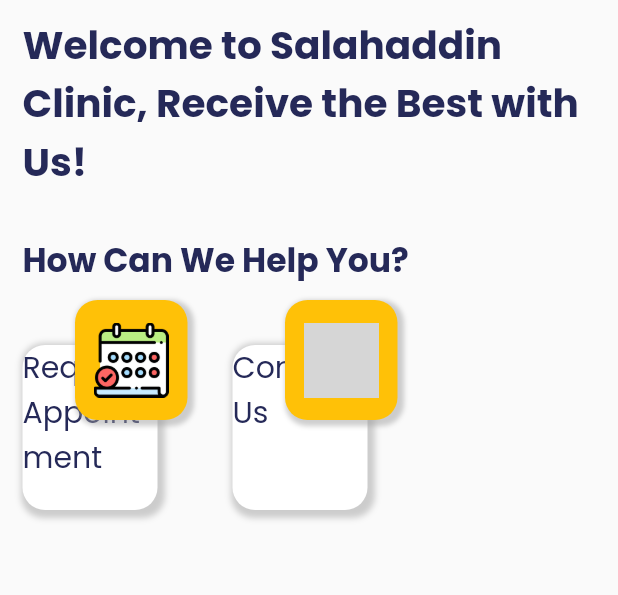
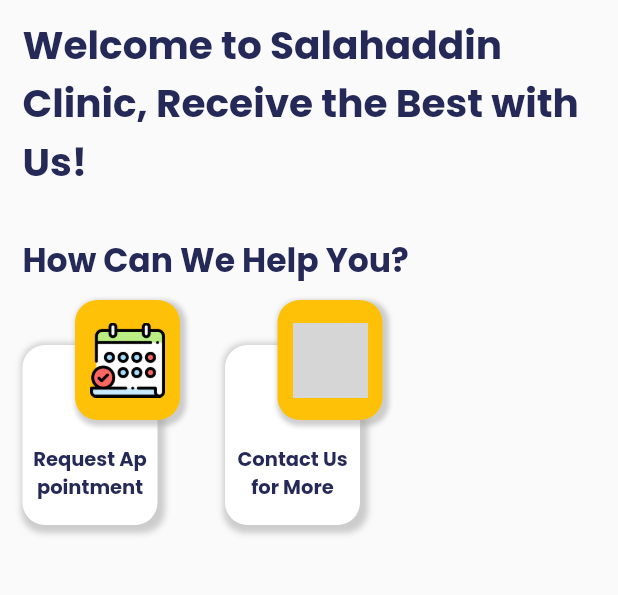
Before and after one commit to CaptainLala/clinic_reservation_app, a Flutter app: the HomeScreen screen opened by its route, on a phone screen of 412 x 824 dp, the part 84-679 px from its top. Run offline on Flutter 3.47's test engine with Material 2 defaults, Android fonts, the phone set to English and light mode, and no system bars; our stand-ins replace auto_size_text; grey boxes are pictures that could not be loaded.

Commit message:
Homepage fix

```diff
--- a/lib/screens/home_screen.dart
+++ b/lib/screens/home_screen.dart
@@ -54,7 +54,7 @@ class HomeScreen extends StatelessWidget {
                 width: 30,
               ),
               ImageContainer(
-                label: 'Contact Us',
+                label: 'Contact Us for More',
                 image: 'assets/images/contact.png',
               ),
             ],
--- a/lib/widgets/image_container.dart
+++ b/lib/widgets/image_container.dart
@@ -11,15 +11,16 @@ class ImageContainer extends StatelessWidget {
     return InkWell(
       onTap: () {},
       child: SizedBox(
-        height: 140,
-        width: 110,
+        height: 150,
+        width: 105,
         child: Stack(
           children: [
             Positioned(
               top: 30,
               child: Container(
+                padding: const EdgeInsets.all(5),
                 width: 90,
-                height: 110,
+                height: 120,
                 decoration: BoxDecoration(
                   color: Colors.white,
                   borderRadius: BorderRadius.circular(15),
@@ -32,13 +33,30 @@ class ImageContainer extends StatelessWidget {
                     ),
                   ],
                 ),
-                child: Text(label),
+                child: Center(
+                  child: Column(
+                    mainAxisAlignment: MainAxisAlignment.spaceEvenly,
+                    children: [
+                      const SizedBox(
+                        height: 40,
+                      ),
+                      Text(
+                        label,
+                        style: const TextStyle(
+                          fontSize: 13,
+                          fontWeight: FontWeight.bold,
+                        ),
+                        textAlign: TextAlign.center,
+                      ),
+                    ],
+                  ),
+                ),
               ),
             ),
             Positioned(
               left: 35,
               child: Container(
-                width: 75,
+                width: 70,
                 height: 80,
                 decoration: BoxDecoration(
                   color: Theme.of(context).primaryColor,
```
